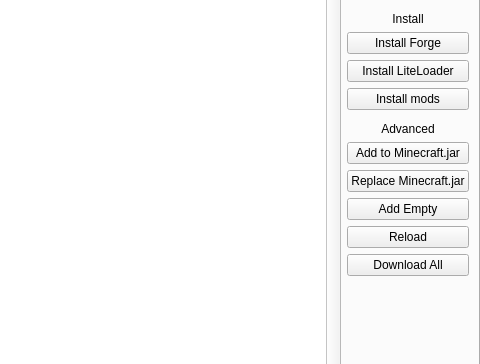
First picture: the form in application/pages/instance/VersionPage.ui, repository FreesmTeam/FreesmLauncher, before the edit; both pictures show x 390 to 870 and y 271 to 635 of the 870 by 1008 pixel window.
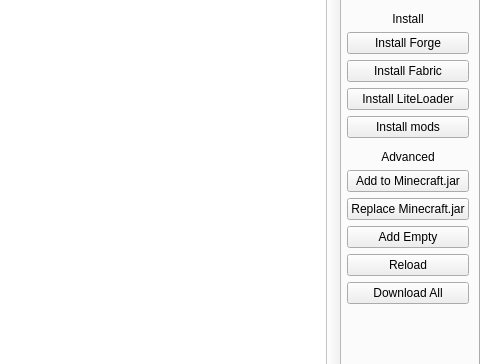
Second picture: the form after the edit. Custom widgets are drawn as their Qt base class.

Commit message: GH-2639 Add simple fabric loader installation support

What changed in the file:
```diff
--- a/application/pages/instance/VersionPage.ui
+++ b/application/pages/instance/VersionPage.ui
@@ -170,6 +170,16 @@
            </property>
           </widget>
          </item>
+         <item>
+          <widget class="QPushButton" name="fabricBtn">
+           <property name="toolTip">
+            <string>Install the Minecraft Forge package.</string>
+           </property>
+           <property name="text">
+            <string>Install Fabric</string>
+           </property>
+          </widget>
+         </item>
          <item>
           <widget class="QPushButton" name="liteloaderBtn">
            <property name="toolTip">
```
Left out of the diff: 3 changed lines with no effect on the pictures. The commit also changes 3 other files.
